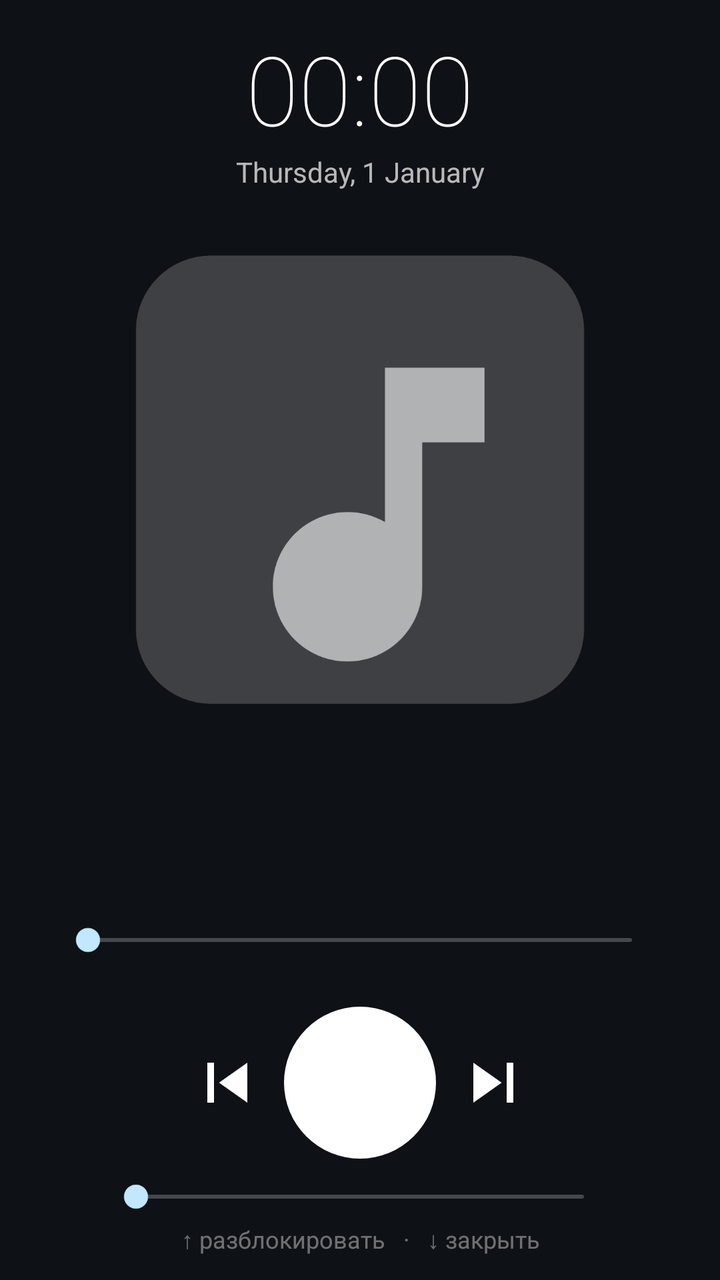
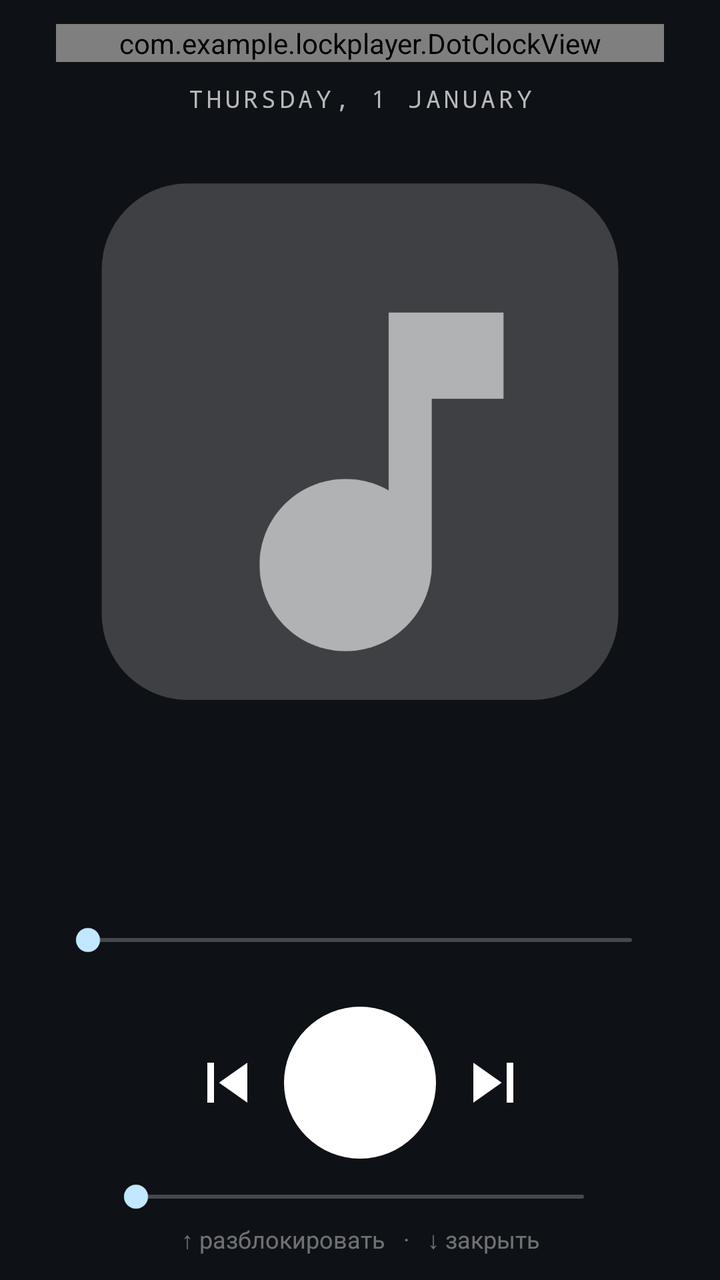

Compare the two renders of this Android layout. The source of the first and the diff that turns it into the second are given below.
<!-- AndroidManifest.xml: activity theme android:Theme.DeviceDefault.NoActionBar -->
<!-- res/layout/activity_player.xml -->
<?xml version="1.0" encoding="utf-8"?>
<FrameLayout xmlns:android="http://schemas.android.com/apk/res/android"
    android:layout_width="match_parent"
    android:layout_height="match_parent"
    android:background="#12161C">

    
    <ImageView
        android:id="@+id/backdrop"
        android:layout_width="match_parent"
        android:layout_height="match_parent"
        android:contentDescription="@null"
        android:scaleType="centerCrop"
        android:scaleX="1.4"
        android:scaleY="1.4" />

    <View
        android:layout_width="match_parent"
        android:layout_height="match_parent"
        android:background="#8C0B0E12" />

    <LinearLayout
        android:id="@+id/content"
        android:layout_width="match_parent"
        android:layout_height="match_parent"
        android:fitsSystemWindows="true"
        android:orientation="vertical"
        android:paddingStart="28dp"
        android:paddingTop="12dp"
        android:paddingEnd="28dp"
        android:paddingBottom="12dp">

        <TextClock
            android:id="@+id/clock"
            android:layout_width="match_parent"
            android:layout_height="wrap_content"
            android:format12Hour="HH:mm"
            android:format24Hour="HH:mm"
            android:gravity="center"
            android:textColor="#FFFFFF"
            android:textSize="48sp"
            android:fontFamily="sans-serif-thin" />

        <TextClock
            android:id="@+id/date"
            android:layout_width="match_parent"
            android:layout_height="wrap_content"
            android:format12Hour="EEEE, d MMMM"
            android:format24Hour="EEEE, d MMMM"
            android:gravity="center"
            android:textColor="#B3FFFFFF"
            android:textSize="14sp" />

        <ImageView
            android:id="@+id/cover"
            android:layout_width="match_parent"
            android:layout_height="0dp"
            android:layout_marginTop="20dp"
            android:layout_weight="1"
            android:contentDescription="@null"
            android:elevation="12dp"
            android:scaleType="fitCenter"
            android:src="@drawable/cover_placeholder" />

        <TextView
            android:id="@+id/title"
            android:layout_width="match_parent"
            android:layout_height="wrap_content"
            android:layout_marginTop="22dp"
            android:ellipsize="marquee"
            android:fontFamily="sans-serif-medium"
            android:gravity="center"
            android:marqueeRepeatLimit="marquee_forever"
            android:singleLine="true"
            android:textColor="#FFFFFF"
            android:textSize="26sp" />

        <TextView
            android:id="@+id/artist"
            android:layout_width="match_parent"
            android:layout_height="wrap_content"
            android:layout_marginTop="4dp"
            android:ellipsize="end"
            android:gravity="center"
            android:singleLine="true"
            android:textColor="#B3FFFFFF"
            android:textSize="16sp" />

        <SeekBar
            android:id="@+id/seek"
            android:layout_width="match_parent"
            android:layout_height="wrap_content"
            android:layout_marginTop="14dp"
            android:max="10000" />

        <LinearLayout
            android:layout_width="match_parent"
            android:layout_height="wrap_content"
            android:orientation="horizontal"
            android:paddingStart="16dp"
            android:paddingEnd="16dp">

            <TextView
                android:id="@+id/elapsed"
                android:layout_width="0dp"
                android:layout_height="wrap_content"
                android:layout_weight="1"
                android:textColor="#B3FFFFFF"
                android:textSize="12sp" />

            <TextView
                android:id="@+id/duration"
                android:layout_width="wrap_content"
                android:layout_height="wrap_content"
                android:textColor="#B3FFFFFF"
                android:textSize="12sp" />
        </LinearLayout>

        <LinearLayout
            android:layout_width="match_parent"
            android:layout_height="wrap_content"
            android:layout_marginTop="8dp"
            android:gravity="center"
            android:orientation="horizontal">

            <ImageButton
                android:id="@+id/btn_a"
                android:layout_width="0dp"
                android:layout_height="64dp"
                android:layout_weight="1"
                android:background="@android:color/transparent"
                android:contentDescription="@null"
                android:visibility="invisible" />

            <ImageButton
                android:id="@+id/btn_prev"
                android:layout_width="0dp"
                android:layout_height="64dp"
                android:layout_weight="1"
                android:background="@android:color/transparent"
                android:contentDescription="@null"
                android:src="@drawable/ic_prev" />

            <ImageButton
                android:id="@+id/btn_play"
                android:layout_width="76dp"
                android:layout_height="76dp"
                android:background="@drawable/play_circle"
                android:contentDescription="@null"
                android:src="@drawable/ic_play" />

            <ImageButton
                android:id="@+id/btn_next"
                android:layout_width="0dp"
                android:layout_height="64dp"
                android:layout_weight="1"
                android:background="@android:color/transparent"
                android:contentDescription="@null"
                android:src="@drawable/ic_next" />

            <ImageButton
                android:id="@+id/btn_b"
                android:layout_width="0dp"
                android:layout_height="64dp"
                android:layout_weight="1"
                android:background="@android:color/transparent"
                android:contentDescription="@null"
                android:visibility="invisible" />
        </LinearLayout>

        <SeekBar
            android:id="@+id/volume"
            android:layout_width="match_parent"
            android:layout_height="wrap_content"
            android:layout_marginTop="10dp"
            android:layout_marginStart="24dp"
            android:layout_marginEnd="24dp" />

        <TextView
            android:layout_width="match_parent"
            android:layout_height="wrap_content"
            android:layout_marginTop="4dp"
            android:gravity="center"
            android:text="↑ разблокировать   ·   ↓ закрыть"
            android:textColor="#66FFFFFF"
            android:textSize="12sp" />
    </LinearLayout>
</FrameLayout>
<!-- resources referenced by this layout -->
<resources>
  <!-- drawable cover_placeholder (drawable) -->
  <?xml version="1.0" encoding="utf-8"?>
  <vector xmlns:android="http://schemas.android.com/apk/res/android"
      android:width="200dp"
      android:height="200dp"
      android:viewportWidth="200"
      android:viewportHeight="200">
      <path
          android:fillColor="#33FFFFFF"
          android:pathData="M40,10h120a30,30 0 0 1 30,30v120a30,30 0 0 1 -30,30h-120a30,30 0 0 1 -30,-30v-120a30,30 0 0 1 30,-30z" />
      <path
          android:fillColor="#99FFFFFF"
          android:pathData="M110,55v62c-4.5,-2.6 -9.6,-4 -15,-4 -16.6,0 -30,13.4 -30,30s13.4,30 30,30 30,-13.4 30,-30V85h25V55z" />
  </vector>
  <!-- drawable ic_next (drawable) -->
  <?xml version="1.0" encoding="utf-8"?>
  <vector xmlns:android="http://schemas.android.com/apk/res/android"
      android:width="40dp"
      android:height="40dp"
      android:viewportWidth="24"
      android:viewportHeight="24">
      <path
          android:fillColor="#FFFFFF"
          android:pathData="M6,18l8.5,-6L6,6v12zM16,6v12h2V6h-2z" />
  </vector>
  <!-- drawable ic_play (drawable) -->
  <?xml version="1.0" encoding="utf-8"?>
  <vector xmlns:android="http://schemas.android.com/apk/res/android"
      android:width="40dp"
      android:height="40dp"
      android:viewportWidth="24"
      android:viewportHeight="24">
      <path
          android:fillColor="#FFFFFF"
          android:pathData="M8,5v14l11,-7z" />
  </vector>
  <!-- drawable ic_prev (drawable) -->
  <?xml version="1.0" encoding="utf-8"?>
  <vector xmlns:android="http://schemas.android.com/apk/res/android"
      android:width="40dp"
      android:height="40dp"
      android:viewportWidth="24"
      android:viewportHeight="24">
      <path
          android:fillColor="#FFFFFF"
          android:pathData="M6,6h2v12H6zM9.5,12l8.5,6V6z" />
  </vector>
  <!-- drawable play_circle (drawable) -->
  <?xml version="1.0" encoding="utf-8"?>
  <shape xmlns:android="http://schemas.android.com/apk/res/android"
      android:shape="oval">
      <solid android:color="#FFFFFF" />
  </shape>
</resources>

<!-- the commit's change to res/layout/activity_player.xml (unified diff, before → after) -->
@@ -30,16 +30,10 @@
         android:paddingEnd="28dp"
         android:paddingBottom="12dp">
 
-        <TextClock
+        <com.example.lockplayer.DotClockView
             android:id="@+id/clock"
             android:layout_width="match_parent"
-            android:layout_height="wrap_content"
-            android:format12Hour="HH:mm"
-            android:format24Hour="HH:mm"
-            android:gravity="center"
-            android:textColor="#FFFFFF"
-            android:textSize="48sp"
-            android:fontFamily="sans-serif-thin" />
+            android:layout_height="wrap_content" />
 
         <TextClock
             android:id="@+id/date"
@@ -48,8 +42,12 @@
             android:format12Hour="EEEE, d MMMM"
             android:format24Hour="EEEE, d MMMM"
             android:gravity="center"
+            android:layout_marginTop="10dp"
             android:textColor="#B3FFFFFF"
-            android:textSize="14sp" />
+            android:fontFamily="monospace"
+            android:letterSpacing="0.15"
+            android:textAllCaps="true"
+            android:textSize="12sp" />
 
         <ImageView
             android:id="@+id/cover"
